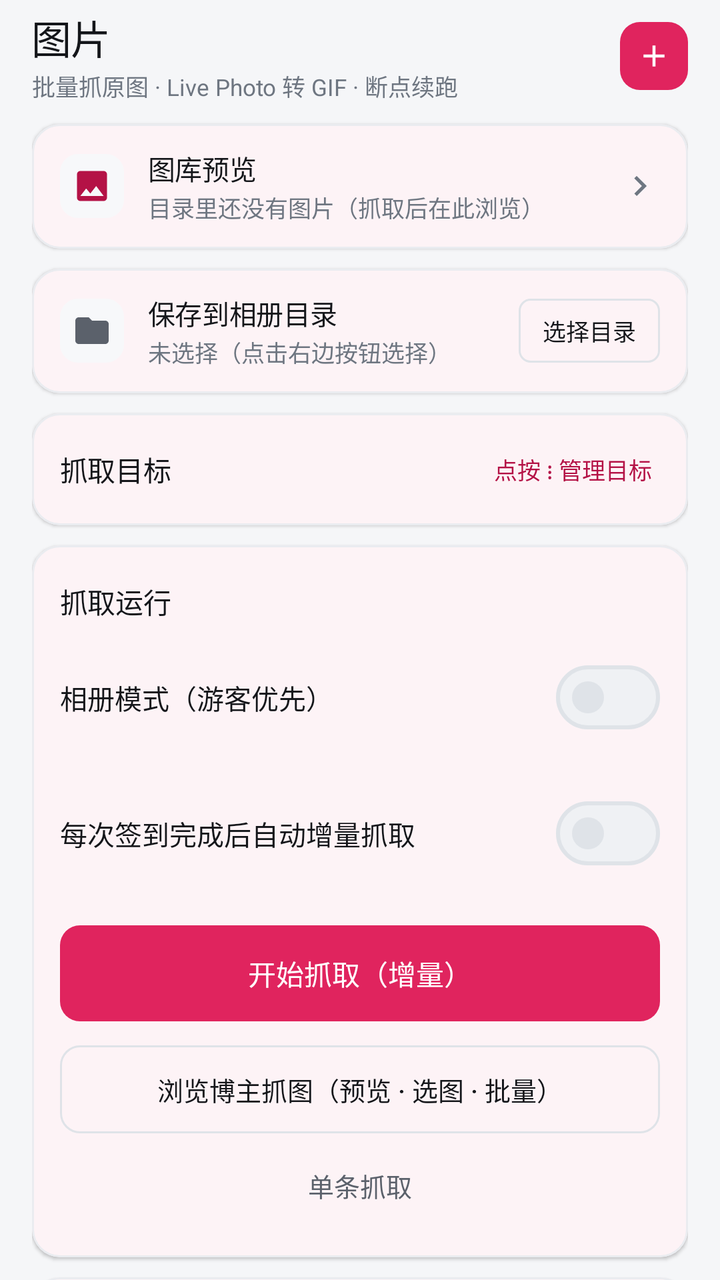
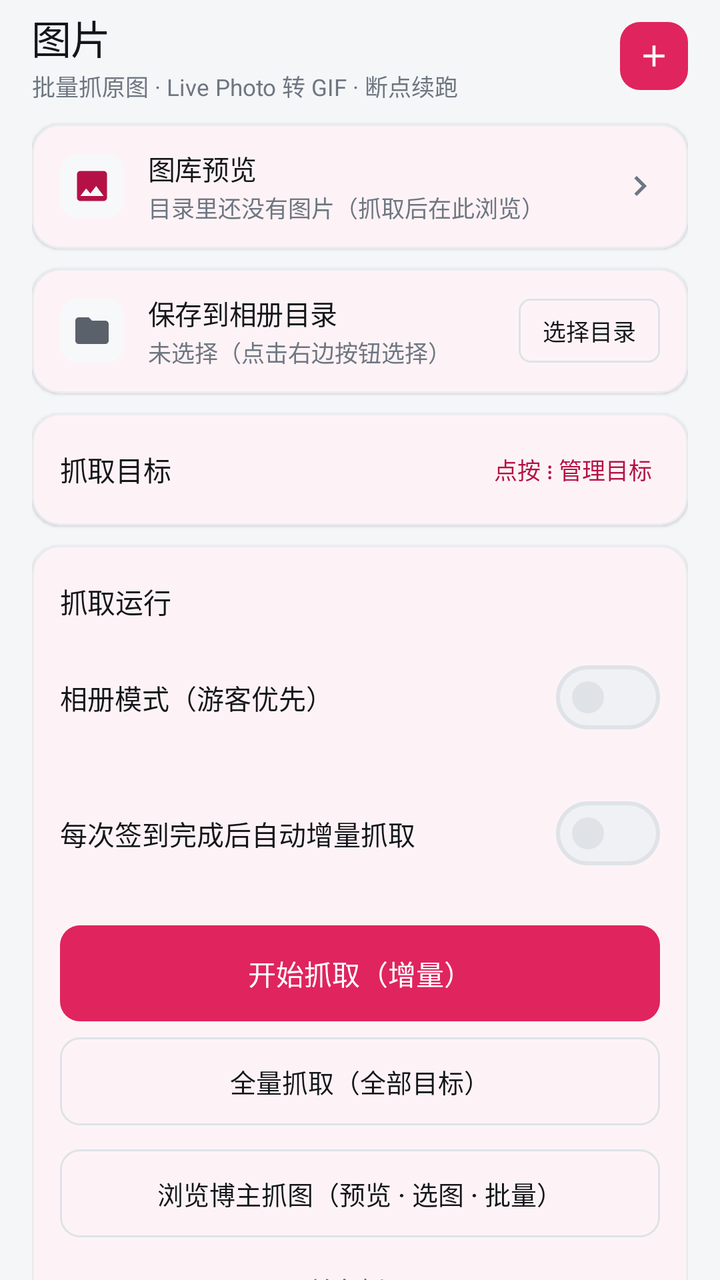

The first picture is an Android layout as it rendered before a commit; the second is the same layout after the commit. The layout source and the unified diff follow.
<!-- AndroidManifest.xml: application theme Theme.Wcm -->
<!-- res/layout/fragment_gallery.xml -->
<?xml version="1.0" encoding="utf-8"?>
<ScrollView xmlns:android="http://schemas.android.com/apk/res/android"
    xmlns:app="http://schemas.android.com/apk/res-auto"
    xmlns:tools="http://schemas.android.com/tools"
    android:layout_width="match_parent"
    android:layout_height="match_parent"
    android:fillViewport="true"
    android:scrollbars="none">

    <LinearLayout style="@style/Widget.Wcm.Page">

        
        <LinearLayout style="@style/Widget.Wcm.AppBar">

            <LinearLayout
                android:layout_width="0dp"
                android:layout_height="wrap_content"
                android:layout_weight="1"
                android:orientation="vertical">

                <TextView
                    style="@style/Widget.Wcm.Text.Display"
                    android:text="@string/page_gallery_title" />

                <TextView
                    style="@style/Widget.Wcm.Text.Hint"
                    android:layout_marginTop="1dp"
                    android:text="@string/crawl_intro" />
            </LinearLayout>

            <ImageButton
                android:id="@+id/btnAddTarget"
                style="@style/Widget.Wcm.IconButton"
                android:background="@drawable/bg_icon_button_brand"
                android:contentDescription="@string/cd_add_target"
                android:src="@drawable/ic_add"
                app:tint="@color/brand_on" />
        </LinearLayout>

        
        <com.google.android.material.card.MaterialCardView
            android:id="@+id/btnOpenGallery"
            style="@style/Widget.Wcm.Card.Clickable">

            <LinearLayout style="@style/Widget.Wcm.CardContent.Row">

                <FrameLayout style="@style/Widget.Wcm.IconTile">

                    <ImageView
                        android:layout_width="@dimen/icon_size_small"
                        android:layout_height="@dimen/icon_size_small"
                        android:layout_gravity="center"
                        android:contentDescription="@string/gallery_open"
                        android:src="@drawable/ic_image"
                        app:tint="@color/brand_strong" />
                </FrameLayout>

                <LinearLayout
                    android:layout_width="0dp"
                    android:layout_height="wrap_content"
                    android:layout_marginStart="@dimen/sp_3"
                    android:layout_weight="1"
                    android:orientation="vertical">

                    <TextView
                        style="@style/Widget.Wcm.Text.RowTitle"
                        android:text="@string/gallery_card_title" />

                    <TextView
                        android:id="@+id/tvGalleryCount"
                        style="@style/Widget.Wcm.Text.Hint"
                        android:layout_marginTop="1dp"
                        android:text="@string/gallery_count_none" />
                </LinearLayout>

                <ImageView
                    android:layout_width="@dimen/icon_size_small"
                    android:layout_height="@dimen/icon_size_small"
                    android:importantForAccessibility="no"
                    android:src="@drawable/ic_chevron_right"
                    app:tint="@color/ink_3" />
            </LinearLayout>
        </com.google.android.material.card.MaterialCardView>

        
        <com.google.android.material.card.MaterialCardView
            style="@style/Widget.Wcm.Card">

            <LinearLayout style="@style/Widget.Wcm.CardContent.Row">

                <FrameLayout style="@style/Widget.Wcm.IconTile">

                    <ImageView
                        android:layout_width="@dimen/icon_size_small"
                        android:layout_height="@dimen/icon_size_small"
                        android:layout_gravity="center"
                        android:importantForAccessibility="no"
                        android:src="@drawable/ic_folder"
                        app:tint="@color/ink_2" />
                </FrameLayout>

                <LinearLayout
                    android:layout_width="0dp"
                    android:layout_height="wrap_content"
                    android:layout_marginStart="@dimen/sp_3"
                    android:layout_weight="1"
                    android:orientation="vertical">

                    <TextView
                        style="@style/Widget.Wcm.Text.RowTitle"
                        android:text="@string/crawl_dir_title" />

                    <TextView
                        android:id="@+id/tvDirPath"
                        style="@style/Widget.Wcm.Text.Hint"
                        android:layout_marginTop="1dp"
                        android:text="@string/crawl_dir_empty" />

                    
                    <TextView
                        android:id="@+id/tvDirStatus"
                        style="@style/Widget.Wcm.Pill.Warn.Small"
                        android:layout_marginTop="@dimen/sp_1"
                        android:clickable="true"
                        android:focusable="true"
                        android:text="@string/crawl_saf_lost"
                        android:visibility="gone" />
                </LinearLayout>

                <com.google.android.material.button.MaterialButton
                    android:id="@+id/btnPickDir"
                    style="@style/Widget.Wcm.Button.Secondary.Small"
                    android:layout_marginStart="@dimen/sp_2"
                    android:text="@string/crawl_pick_dir" />
            </LinearLayout>
        </com.google.android.material.card.MaterialCardView>

        
        <com.google.android.material.card.MaterialCardView
            style="@style/Widget.Wcm.Card">

            <LinearLayout style="@style/Widget.Wcm.CardContent">

                <LinearLayout style="@style/Widget.Wcm.CardHead">

                    <TextView
                        android:id="@+id/tvTargetsTitle"
                        style="@style/Widget.Wcm.Text.SectionTitle"
                        android:layout_width="0dp"
                        android:layout_weight="1"
                        android:text="@string/crawl_targets_title" />

                    <TextView
                        style="@style/Widget.Wcm.Text.Link"
                        android:text="@string/crawl_target_hint_short" />
                </LinearLayout>

                <LinearLayout
                    android:id="@+id/crawlTargetList"
                    android:layout_width="match_parent"
                    android:layout_height="wrap_content"
                    android:orientation="vertical" />
            </LinearLayout>
        </com.google.android.material.card.MaterialCardView>

        
        <com.google.android.material.card.MaterialCardView
            style="@style/Widget.Wcm.Card">

            <LinearLayout style="@style/Widget.Wcm.CardContent">

                <LinearLayout style="@style/Widget.Wcm.CardHead">

                    <TextView
                        style="@style/Widget.Wcm.Text.SectionTitle"
                        android:layout_width="0dp"
                        android:layout_weight="1"
                        android:text="@string/crawl_run_title" />
                </LinearLayout>

                
                <LinearLayout
                    android:id="@+id/rowCrawlMode"
                    style="@style/Widget.Wcm.ListRow"
                    android:foreground="@drawable/fg_row_divider">

                    <TextView
                        android:id="@+id/tvCrawlMode"
                        style="@style/Widget.Wcm.Text.Body"
                        android:layout_width="0dp"
                        android:layout_weight="1"
                        android:text="@string/crawl_mode_album" />

                    <com.google.android.material.materialswitch.MaterialSwitch
                        android:id="@+id/switchCrawlMode"
                        android:layout_width="wrap_content"
                        android:layout_height="wrap_content"
                        android:layout_marginStart="@dimen/sp_2" />
                </LinearLayout>

                
                <LinearLayout
                    android:id="@+id/rowCrawlAuto"
                    style="@style/Widget.Wcm.ListRow"
                    android:foreground="@drawable/fg_row_divider">

                    <TextView
                        style="@style/Widget.Wcm.Text.Body"
                        android:layout_width="0dp"
                        android:layout_weight="1"
                        android:text="@string/crawl_auto_after_checkin" />

                    <com.google.android.material.materialswitch.MaterialSwitch
                        android:id="@+id/switchCrawlAuto"
                        android:layout_width="wrap_content"
                        android:layout_height="wrap_content"
                        android:layout_marginStart="@dimen/sp_2" />
                </LinearLayout>

                
                <LinearLayout
                    android:id="@+id/crawlProgressBox"
                    android:layout_width="match_parent"
                    android:layout_height="wrap_content"
                    android:layout_marginTop="@dimen/sp_2"
                    android:orientation="vertical"
                    android:visibility="gone">

                    <com.google.android.material.progressindicator.LinearProgressIndicator
                        android:id="@+id/prCrawl"
                        style="@style/Widget.Wcm.Progress"
                        android:indeterminate="false"
                        android:max="100"
                        android:progress="0" />

                    <TextView
                        android:id="@+id/tvCrawlStep"
                        style="@style/Widget.Wcm.Text.Hint.SingleLine"
                        android:layout_marginTop="@dimen/sp_2" />

                    <TextView
                        android:id="@+id/tvCrawlTarget"
                        style="@style/Widget.Wcm.Text.Hint.SingleLine"
                        android:layout_marginTop="2dp" />
                </LinearLayout>

                
                <LinearLayout
                    android:id="@+id/crawlRetryRow"
                    android:layout_width="match_parent"
                    android:layout_height="wrap_content"
                    android:layout_marginTop="@dimen/sp_2"
                    android:gravity="center_vertical"
                    android:orientation="horizontal"
                    android:visibility="gone">

                    <TextView
                        android:id="@+id/tvRetryCount"
                        style="@style/Widget.Wcm.Text.Hint"
                        android:layout_width="0dp"
                        android:layout_weight="1" />

                    <com.google.android.material.button.MaterialButton
                        android:id="@+id/btnRetryFailed"
                        style="@style/Widget.Wcm.Button.Secondary.Small"
                        android:text="@string/crawl_retry_action" />
                </LinearLayout>

                <com.google.android.material.button.MaterialButton
                    android:id="@+id/btnCrawlStart"
                    style="@style/Widget.Wcm.Button.Primary.Large"
                    android:layout_width="match_parent"
                    android:layout_marginTop="@dimen/sp_3"
                    android:text="@string/crawl_start" />

                <com.google.android.material.button.MaterialButton
                    android:id="@+id/btnCrawlStop"
                    style="@style/Widget.Wcm.Button.Danger"
                    android:layout_width="match_parent"
                    android:layout_marginTop="@dimen/sp_3"
                    android:text="@string/crawl_stop"
                    android:visibility="gone"
                    app:icon="@drawable/ic_stop" />

                <com.google.android.material.button.MaterialButton
                    android:id="@+id/btnBrowseAuthor"
                    style="@style/Widget.Wcm.Button.Secondary"
                    android:layout_width="match_parent"
                    android:layout_marginTop="@dimen/sp_3"
                    android:text="@string/browse_entry" />

                <com.google.android.material.button.MaterialButton
                    android:id="@+id/btnSinglePost"
                    style="@style/Widget.Wcm.Button.Text"
                    android:layout_width="match_parent"
                    android:layout_marginTop="@dimen/sp_1"
                    android:text="@string/single_title" />
            </LinearLayout>
        </com.google.android.material.card.MaterialCardView>

        
        <com.google.android.material.card.MaterialCardView
            style="@style/Widget.Wcm.Card">

            <LinearLayout style="@style/Widget.Wcm.CardContent">

                <LinearLayout
                    android:id="@+id/crawlLogHeader"
                    style="@style/Widget.Wcm.LogHeader"
                    android:contentDescription="@string/cd_crawl_log_collapsed">

                    <TextView
                        style="@style/Widget.Wcm.Text.SectionTitle"
                        android:layout_width="0dp"
                        android:layout_weight="1"
                        android:text="@string/crawl_log_title" />

                    <ImageButton
                        android:id="@+id/btnCrawlLogToggle"
                        style="@style/Widget.Wcm.IconButton.Row"
                        android:clickable="false"
                        android:focusable="false"
                        android:importantForAccessibility="no"
                        android:src="@drawable/ic_expand_more"
                        app:tint="@color/ink_3" />
                </LinearLayout>

                <TextView
                    android:id="@+id/tvCrawlLogSummary"
                    style="@style/Widget.Wcm.Text.Hint.SingleLine"
                    android:text="@string/log_empty" />

                
                <ScrollView
                    android:id="@+id/crawlLogScroll"
                    style="@style/Widget.Wcm.CrawlLogScroll"
                    android:visibility="gone"
                    tools:ignore="NestedScrolling">

                    <TextView
                        android:id="@+id/crawlLog"
                        style="@style/Widget.Wcm.Text.Log"
                        android:text="@string/log_empty" />
                </ScrollView>
            </LinearLayout>
        </com.google.android.material.card.MaterialCardView>
    </LinearLayout>
</ScrollView>
<!-- resources referenced by this layout -->
<resources>
  <color name="brand_on">#FFFFFF</color>
  <color name="brand_strong">#B41246</color>
  <color name="ink_2">#5B616B</color>
  <color name="ink_3">#6E7681</color>
  <dimen name="icon_size_small">20dp</dimen>
  <dimen name="sp_1">4dp</dimen>
  <dimen name="sp_2">8dp</dimen>
  <dimen name="sp_3">12dp</dimen>
  <string name="browse_entry">浏览博主抓图（预览 · 选图 · 批量）</string>
  <string name="cd_add_target">添加抓取目标</string>
  <string name="cd_crawl_log_collapsed">抓取日志，已收起，点按展开</string>
  <string name="crawl_auto_after_checkin">每次签到完成后自动增量抓取</string>
  <string name="crawl_dir_empty">未选择（点击右边按钮选择）</string>
  <string name="crawl_dir_title">保存到相册目录</string>
  <string name="crawl_intro">批量抓原图 · Live Photo 转 GIF · 断点续跑</string>
  <string name="crawl_log_title">抓取日志</string>
  <string name="crawl_mode_album">相册模式（游客优先）</string>
  <string name="crawl_pick_dir">选择目录</string>
  <string name="crawl_retry_action">立即重试</string>
  <string name="crawl_run_title">抓取运行</string>
  <string name="crawl_saf_lost">目录授权已失效，抓取会失败</string>
  <string name="crawl_start">开始抓取（增量）</string>
  <string name="crawl_stop">停止</string>
  <string name="crawl_target_hint_short">点按 ⋮ 管理目标</string>
  <string name="crawl_targets_title">抓取目标</string>
  <string name="gallery_card_title">图库预览</string>
  <string name="gallery_count_none">目录里还没有图片（抓取后在此浏览）</string>
  <string name="gallery_open">打开图库</string>
  <string name="log_empty">（暂无日志）</string>
  <string name="page_gallery_title">图片</string>
  <string name="single_title">单条抓取</string>
  <color name="brand">#E0245E</color>
  <dimen name="radius_s">10dp</dimen>
  <color name="line">#EAECF0</color>
  <dimen name="appbar_height">48dp</dimen>
  <color name="danger_soft">#FDECEA</color>
  <color name="danger_text">#B42318</color>
  <dimen name="touch_min">48dp</dimen>
  <style name="TextAppearance.Wcm.Button.Large" parent="TextAppearance.Wcm.Button">
          <item name="android:textSize">14sp</item>
      </style>
  <color name="surface">#FFFFFF</color>
  <color name="line_2">#DFE3E8</color>
  <color name="ink">#14161A</color>
  <dimen name="btn_height_sm">32dp</dimen>
  <dimen name="radius_xs">6dp</dimen>
  <dimen name="card_gap">10dp</dimen>
  <dimen name="card_radius">14dp</dimen>
  <dimen name="card_padding">14dp</dimen>
  <dimen name="crawl_log_window_height">190dp</dimen>
  <dimen name="appbar_icon_button">34dp</dimen>
  <dimen name="icon_tile">32dp</dimen>
  <dimen name="list_row_min_height">52dp</dimen>
  <dimen name="list_row_padding_vertical">10dp</dimen>
  <dimen name="page_padding_horizontal">16dp</dimen>
  <dimen name="page_padding_top">4dp</dimen>
  <dimen name="page_padding_bottom">24dp</dimen>
  <dimen name="pill_height_sm">20dp</dimen>
  <dimen name="progress_thickness">6dp</dimen>
  <color name="surface_3">#EFF1F4</color>
  <color name="brand_soft">#FDECF1</color>
  <color name="bg">#F5F6F8</color>
  <color name="surface_2">#F7F8FA</color>
  <color name="danger">#B42318</color>
  <style name="ShapeAppearance.Wcm.Small" parent="">
          <item name="cornerFamily">rounded</item>
          <item name="cornerSize">@dimen/radius_s</item>
      </style>
  <style name="ShapeAppearance.Wcm.Large" parent="">
          <item name="cornerFamily">rounded</item>
          <item name="cornerSize">@dimen/radius_l</item>
      </style>
  <dimen name="btn_height">44dp</dimen>
  <dimen name="icon_tile_radius">9dp</dimen>
  <color name="warn_text">#C2410C</color>
  <color name="console_ink">#C8D0DB</color>
  <dimen name="radius_m">14dp</dimen>
  <dimen name="radius_l">18dp</dimen>
  <color name="console_bg">#0E1116</color>
  <dimen name="pill_height">23dp</dimen>
  <dimen name="pill_padding_horizontal">9dp</dimen>
  <color name="warn_soft">#FDF1E3</color>
  <dimen name="radius_full">999dp</dimen>
  <dimen name="radius_xl">24dp</dimen>
  <!-- unchanged entries left out for length: 56 -->
</resources>

<!-- the commit's change to res/layout/fragment_gallery.xml (unified diff, before → after) -->
@@ -273,6 +273,14 @@
                     android:layout_marginTop="@dimen/sp_3"
                     android:text="@string/crawl_start" />
 
+                
+                <com.google.android.material.button.MaterialButton
+                    android:id="@+id/btnCrawlFull"
+                    style="@style/Widget.Wcm.Button.Secondary"
+                    android:layout_width="match_parent"
+                    android:layout_marginTop="@dimen/sp_2"
+                    android:text="@string/crawl_full_all" />
+
                 <com.google.android.material.button.MaterialButton
                     android:id="@+id/btnCrawlStop"
                     style="@style/Widget.Wcm.Button.Danger"
<!-- resource entries referenced after the edit -->
@@ -14,6 +14,7 @@
   <string name="crawl_auto_after_checkin">每次签到完成后自动增量抓取</string>
   <string name="crawl_dir_empty">未选择（点击右边按钮选择）</string>
   <string name="crawl_dir_title">保存到相册目录</string>
+  <string name="crawl_full_all">全量抓取（全部目标）</string>
   <string name="crawl_intro">批量抓原图 · Live Photo 转 GIF · 断点续跑</string>
   <string name="crawl_log_title">抓取日志</string>
   <string name="crawl_mode_album">相册模式（游客优先）</string>
